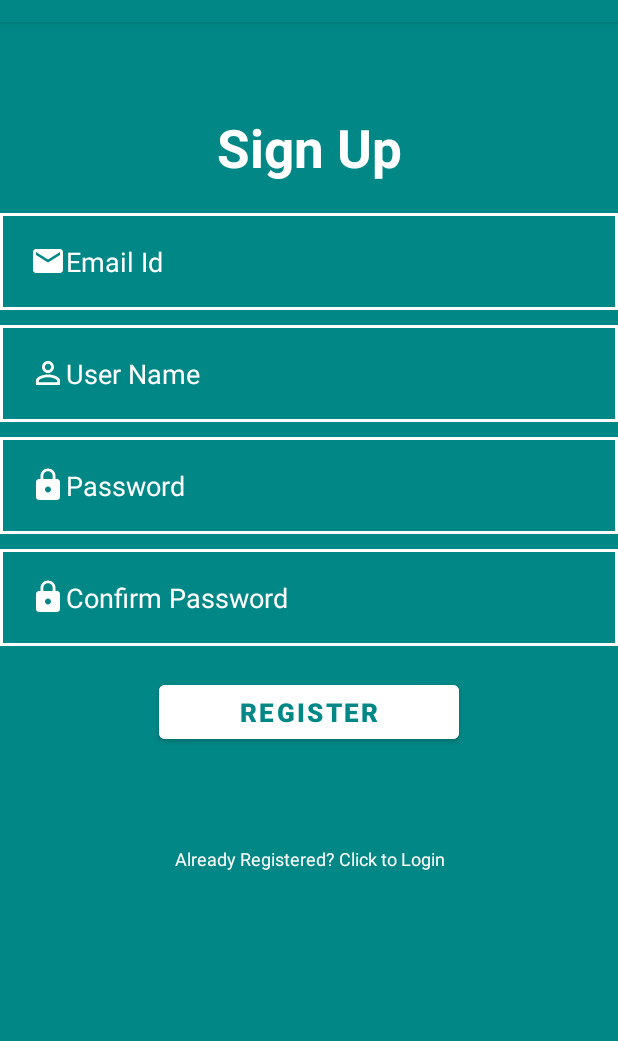
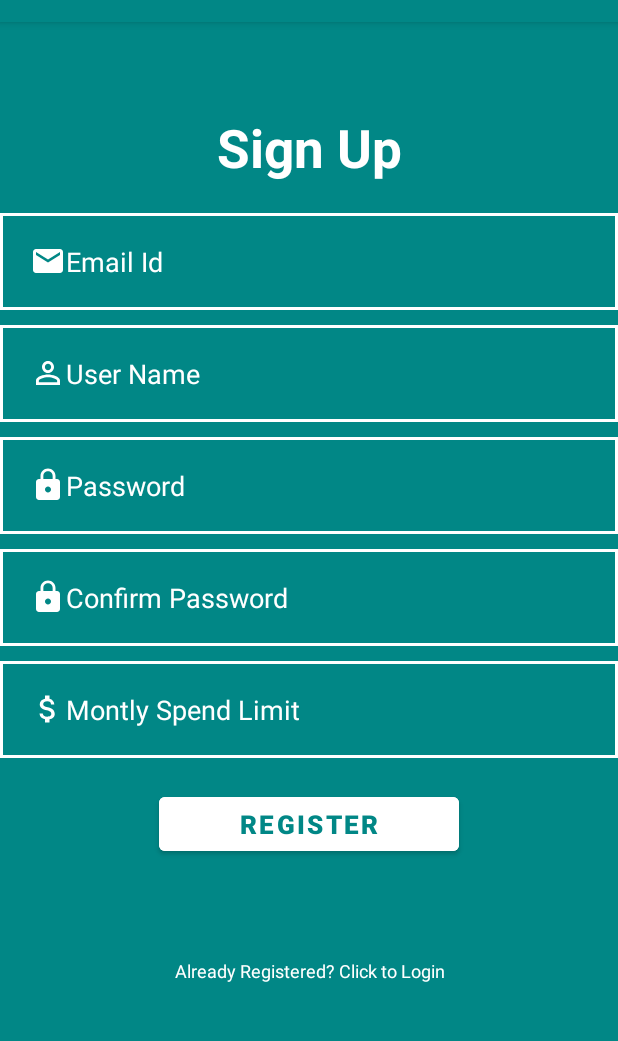
Before and after one commit to RahulDevaraj/W22G12_Insights, an Android app: the Reggister screen opened directly, with no data from a screen before it, on a phone screen of 412 x 824 dp, the part 62-1103 px from its top. Run offline under Robolectric (Android 15) with nearby library versions, the phone set to English and light mode, and no system bars; our stand-ins replace Room's generated code; Roboto replaces fonts that are not available here.

Commit message:
set Limit field + Logic

```diff
--- a/app/src/main/java/com/example/insights/Reggister.java
+++ b/app/src/main/java/com/example/insights/Reggister.java
@@ -23,7 +23,7 @@ public class Reggister extends AppCompatActivity {
 
     Button btnRegister;
     TextView txtViewLogin ;
-    EditText editTxtEmail, edtTextPassword,edtTextPasswordConfirm, edtTxtUser;
+    EditText editTxtEmail, edtTextPassword,edtTextPasswordConfirm, edtTxtUser,edtTextSetLimit;
     UserDatabase db;
     User user;
 
@@ -38,6 +38,7 @@ public class Reggister extends AppCompatActivity {
         edtTextPassword = findViewById(R.id.edtTextPassword);
         edtTextPasswordConfirm = findViewById(R.id.edtTextPasswordConfirm);
         edtTxtUser = findViewById(R.id.edtTxtUser);
+        edtTextSetLimit = findViewById(R.id.edtTextSetLimit);
 
         db = Room.databaseBuilder(getApplicationContext(),UserDatabase.class,"User.db").build();
         UserDao userDao = db.userDao();
@@ -49,6 +50,9 @@ public class Reggister extends AppCompatActivity {
             else if( !edtTextPassword.getText().toString().equals(edtTextPasswordConfirm.getText().toString())){
                 Toast.makeText(Reggister.this, "Entered Passwords do not match. Try again", Toast.LENGTH_SHORT).show();
             }
+            else if(edtTextSetLimit.getText().toString().isEmpty()){
+                Toast.makeText(Reggister.this, "Please enter the Monthly Spend Limit", Toast.LENGTH_SHORT).show();
+            }
             else{
                 ExecutorService executorService = Executors.newSingleThreadExecutor();
                 executorService.execute(() -> {
@@ -56,7 +60,7 @@ public class Reggister extends AppCompatActivity {
                         user = userDao.findUserByEmail(editTxtEmail.getText().toString());
 
                             if(user == null){
-                                user = new User(editTxtEmail.getText().toString(),edtTxtUser.getText().toString(),edtTextPassword.getText().toString(),0.00);
+                                user = new User(editTxtEmail.getText().toString(),edtTxtUser.getText().toString(),edtTextPassword.getText().toString(),Double.parseDouble(edtTxtUser.getText().toString()));
                                 userDao.InsertUser(user);
                                 Toast.makeText(this, "Account has been created", Toast.LENGTH_SHORT).show();
                                 runOnUiThread(()-> {
--- a/app/src/main/res/layout/activity_reggister.xml
+++ b/app/src/main/res/layout/activity_reggister.xml
@@ -93,6 +93,24 @@
         app:layout_constraintStart_toStartOf="parent"
         app:layout_constraintTop_toBottomOf="@+id/edtTextPassword" />
 
+    <EditText
+        android:id="@+id/edtTextSetLimit"
+        android:layout_width="0dp"
+        android:layout_height="wrap_content"
+        android:layout_marginTop="10dp"
+        android:background="@drawable/border"
+        android:drawableLeft="@drawable/ic_baseline_attach_money_24"
+        android:gravity="center_vertical"
+        android:hint="@string/txtSetLimit"
+        android:inputType="number"
+        android:padding="20dp"
+        android:singleLine="true"
+        android:textColor="@color/white"
+        android:textColorHint="@color/white"
+        app:layout_constraintEnd_toEndOf="parent"
+        app:layout_constraintStart_toStartOf="parent"
+        app:layout_constraintTop_toBottomOf="@+id/edtTextPasswordConfirm" />
+
     <Button
         android:id="@+id/BtnLogin"
         android:layout_width="200dp"
@@ -108,7 +126,7 @@
         android:textStyle="bold"
         app:layout_constraintEnd_toEndOf="parent"
         app:layout_constraintStart_toStartOf="parent"
-        app:layout_constraintTop_toBottomOf="@+id/edtTextPasswordConfirm" />
+        app:layout_constraintTop_toBottomOf="@+id/edtTextSetLimit" />
 
     <TextView
         android:id="@+id/txtViewLogin"
--- a/app/src/main/res/values/strings.xml
+++ b/app/src/main/res/values/strings.xml
@@ -36,6 +36,7 @@
     <string name="txtDateDesc">Date</string>
     <string name="txtBtn">Add Expense</string>
     <string name="txtAmtDesc">Amount</string>
+    <string name="txtSetLimit">Montly Spend Limit</string>
 
     <string-array name="spinnerCategoryTypes">
         <item>Shopping</item>
```
